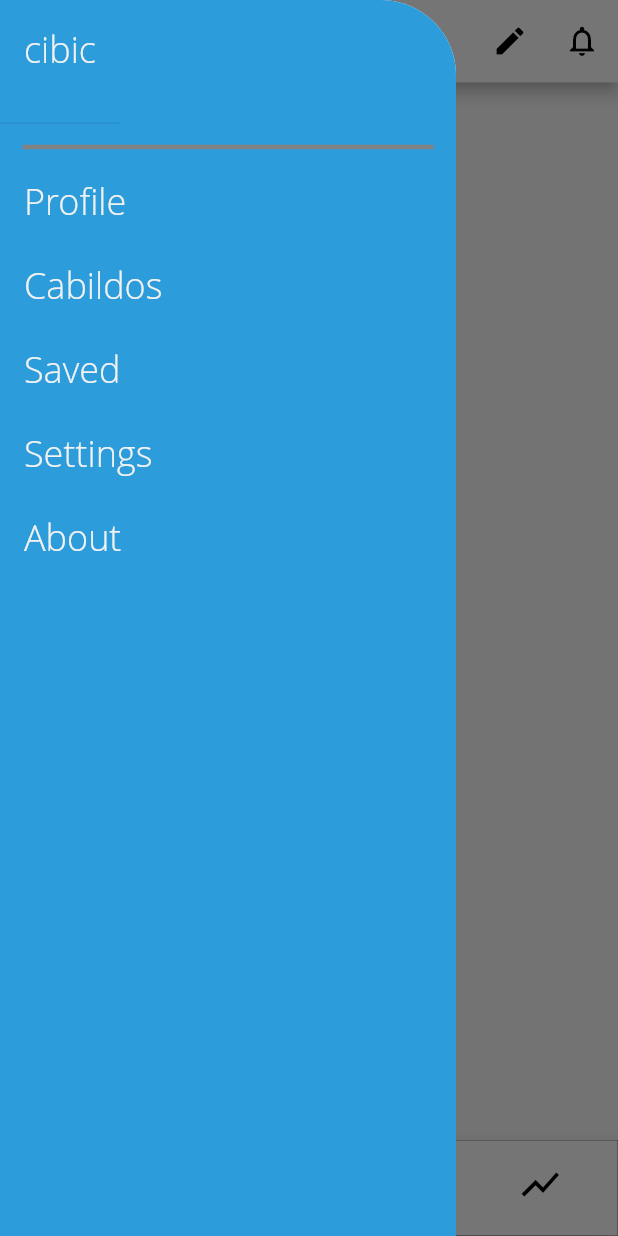
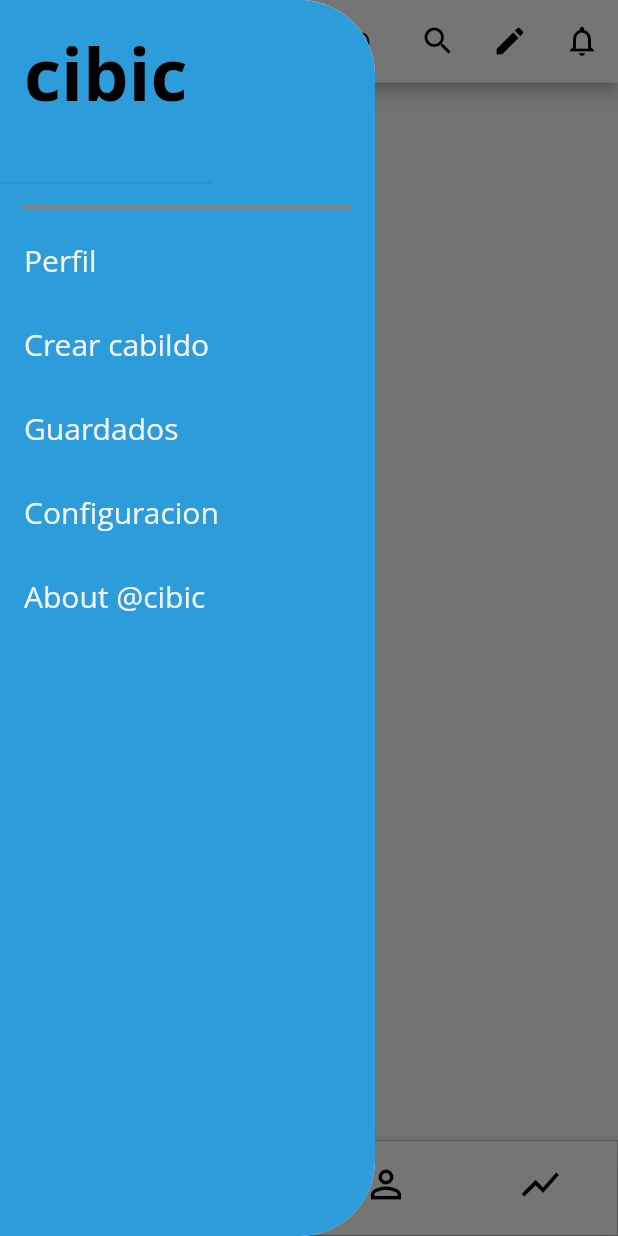
Before and after one commit to benjaminykim/cibic-mobile, a Flutter app: the screen it shows after launch, item 2 of the bottom bar chosen, with the side drawer open, on a phone screen of 412 x 824 dp. Run offline on Flutter 3.47's test engine with Material 2 defaults, Android fonts, the phone set to English and light mode, and no system bars; generated files the repository leaves out were written again; network calls fail; project files that could hold a hidden picture were left out.

Commit message:
ui changes to menu overlay

```diff
--- a/lib/src/constants.dart
+++ b/lib/src/constants.dart
@@ -40,14 +40,14 @@ ThemeData get cibicTheme {
         fontWeight: FontWeight.w200,
       ),
       title: TextStyle(
-        fontSize: 24.0,
-        fontWeight: FontWeight.w200,
+        fontSize: 48.0,
+        fontWeight: FontWeight.w700,
         fontFamily: "OpenSans",
-        color: APP_BACKGROUND,
+        color: Color(0xff000000),
       ),
       body1: TextStyle(
-        fontSize: 24.0,
-        fontWeight: FontWeight.w200,
+        fontSize: 20.0,
+        fontWeight: FontWeight.w400,
         fontFamily: "OpenSans",
         color: APP_BACKGROUND,
       ),
--- a/lib/src/widgets/app_bar/MenuOverlay.dart
+++ b/lib/src/widgets/app_bar/MenuOverlay.dart
@@ -5,8 +5,10 @@ import '../../constants.dart';
 class MenuOverlay extends StatelessWidget {
   @override
   Widget build(BuildContext context) {
-    return ClipRRect(
-      borderRadius: BorderRadius.only(topRight: Radius.circular(50)),
+    return Container(
+      width: 250,
+      child: ClipRRect(
+        borderRadius: BorderRadius.only(bottomRight: Radius.circular(50), topRight: Radius.circular(50)),
         child: (Drawer(
           child: Container(
             decoration: BoxDecoration(color: APP_BAR_BG),
@@ -17,7 +19,7 @@ class MenuOverlay extends StatelessWidget {
                   crossAxisAlignment: CrossAxisAlignment.start,
                   children: <Widget>[
                     SizedBox(
-                    height: 90,
+                      height: 130,
                       child: DrawerHeader(
                         child: Text(
                           'cibic',
@@ -33,7 +35,7 @@ class MenuOverlay extends StatelessWidget {
                 ),
                 ListTile(
                   title: Text(
-                  'Profile',
+                    'Perfil',
                     style: Theme.of(context).textTheme.body1,
                   ),
                   onTap: () {
@@ -42,7 +44,7 @@ class MenuOverlay extends StatelessWidget {
                 ),
                 ListTile(
                   title: Text(
-                  'Cabildos',
+                    'Crear cabildo',
                     style: Theme.of(context).textTheme.body1,
                   ),
                   onTap: () {
@@ -51,7 +53,7 @@ class MenuOverlay extends StatelessWidget {
                 ),
                 ListTile(
                   title: Text(
-                  'Saved',
+                    'Guardados',
                     style: Theme.of(context).textTheme.body1,
                   ),
                   onTap: () {
@@ -60,7 +62,7 @@ class MenuOverlay extends StatelessWidget {
                 ),
                 ListTile(
                   title: Text(
-                  'Settings',
+                    'Configuracion',
                     style: Theme.of(context).textTheme.body1,
                   ),
                   onTap: () {
@@ -69,7 +71,7 @@ class MenuOverlay extends StatelessWidget {
                 ),
                 ListTile(
                   title: Text(
-                  'About',
+                    'About @cibic',
                     style: Theme.of(context).textTheme.body1,
                   ),
                   onTap: () {
@@ -80,6 +82,7 @@ class MenuOverlay extends StatelessWidget {
             ),
           ),
         )),
+      ),
     );
   }
 }
```
Lines whose indentation alone changed are shown as unchanged.
